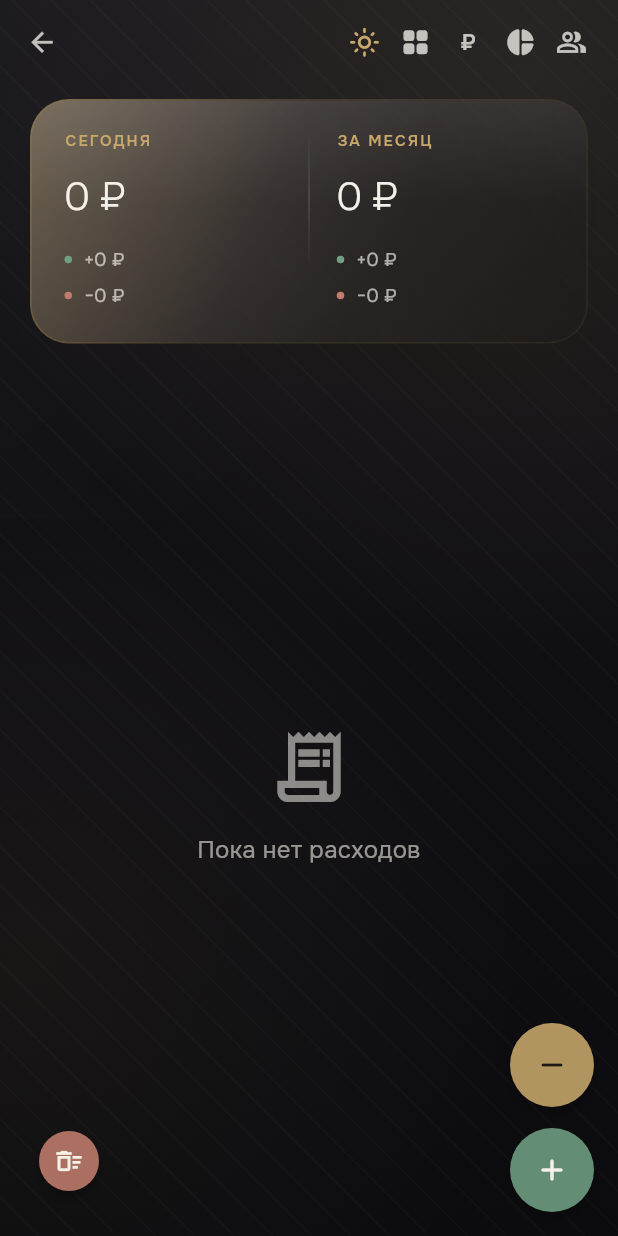
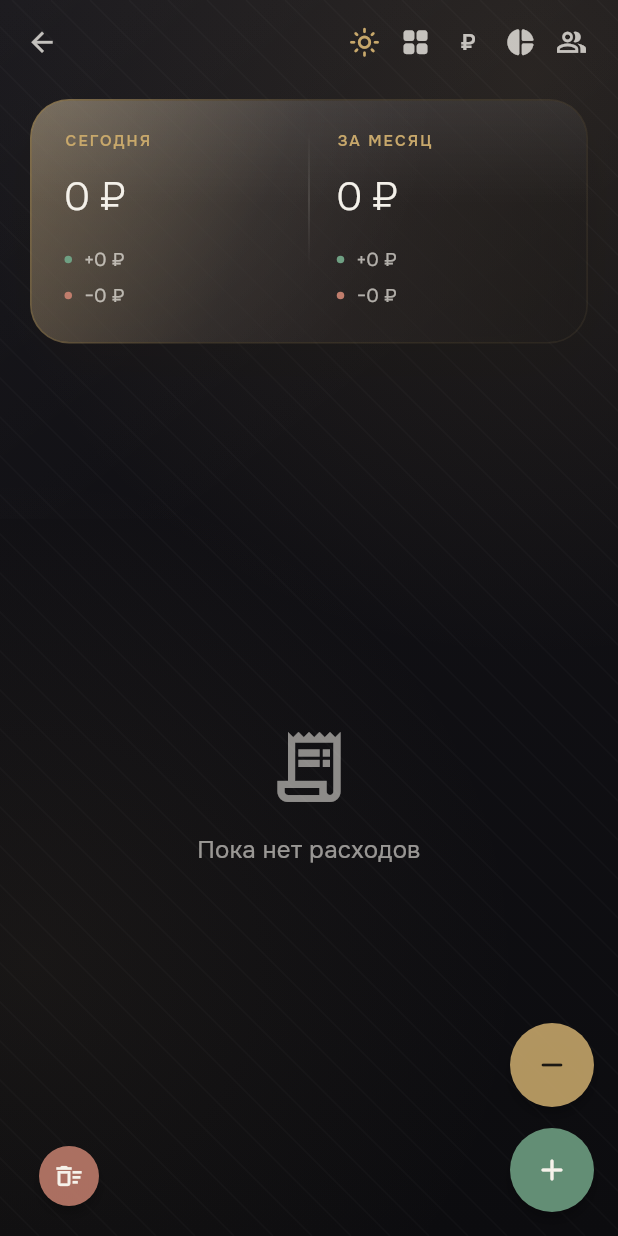
Before and after one commit to baboevazamatkz-create/Project, a Flutter app: the HomeScreen screen opened directly with empty values, after a tap on the "dark mode" icon, on a phone screen of 412 x 824 dp. Run offline on Flutter 3.47's test engine with Material 3 defaults, Android fonts, the phone set to English and light mode, and no system bars; drawn by our look-alikes of showcaseview; our stand-ins replace cloud_firestore, firebase_auth, firebase_core, shared_preferences; accounts and stored records are empty; network calls fail.

Commit message:
Put the toasts back on the floor, and level the clear button (#58)
Snackbars were floating, which on this screen means Flutter lifts them
clear of the action buttons -- so "Код скопирован" and the undo prompt
landed halfway up the list, on top of the rows they are about. Fixed
behaviour puts them back along the bottom edge where they were, and the
rounded shape goes with the float since a full-width bar does not want
corners.

The clear button was 26 from the bottom while the buttons opposite sit
at Flutter's own 16, so it floated slightly high. Both are at 16 now,
measured rather than eyeballed: a test renders the two and asserts their
bottom edges are equal (784.0 and 784.0).

Verified: flutter analyze clean, 166/166 tests, both changed lines read
back out of the file.


Claude-Session: https://claude.ai/code/session_01FGhFt6z7pbN8caMhjQJkXN

Co-authored-by: Claude <noreply@anthropic.com>

```diff
--- a/lib/screens/home_screen.dart
+++ b/lib/screens/home_screen.dart
@@ -933,7 +933,7 @@ class _HomeScreenState extends State<HomeScreen> {
                             ],
                           ),
                     if (snapshot.hasData)
-                      Positioned(left: 22, bottom: 26, child: _clearButton()),
+                      Positioned(left: 22, bottom: 16, child: _clearButton()),
                   ],
                 ),
               ),
--- a/lib/theme.dart
+++ b/lib/theme.dart
@@ -427,8 +427,10 @@ ThemeData buildAppTheme(Brightness brightness) {
         color: Color(0xFFF2EFE9),
         fontSize: 14,
       ),
-      behavior: SnackBarBehavior.floating,
-      shape: RoundedRectangleBorder(borderRadius: BorderRadius.circular(14)),
+      // Pinned to the very bottom rather than floating: a floating bar gets
+      // lifted above the action buttons and lands in the middle of the
+      // list, on top of the rows it is talking about.
+      behavior: SnackBarBehavior.fixed,
     ),
   );
 }
```
